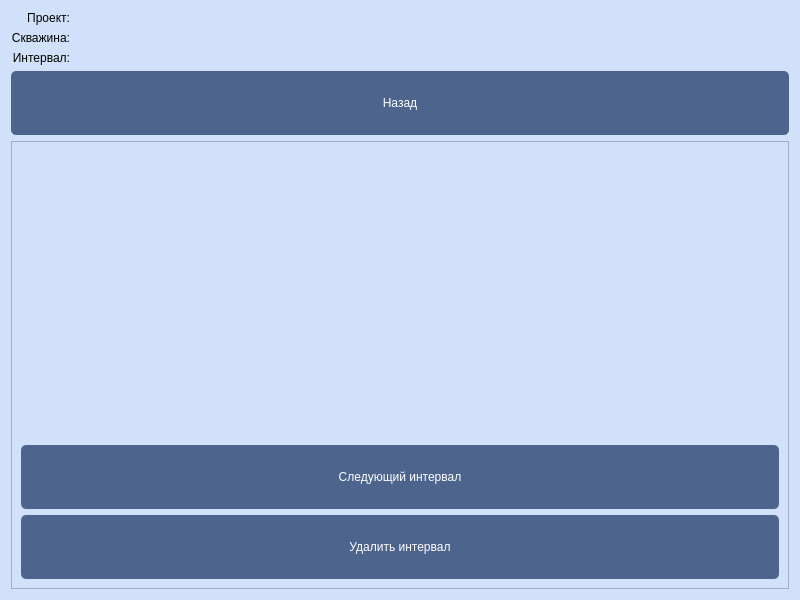
Above: resources/ui/IntervalForm.ui from StellarCampfire/GeoPhoto before the change. Below: the same form after it.
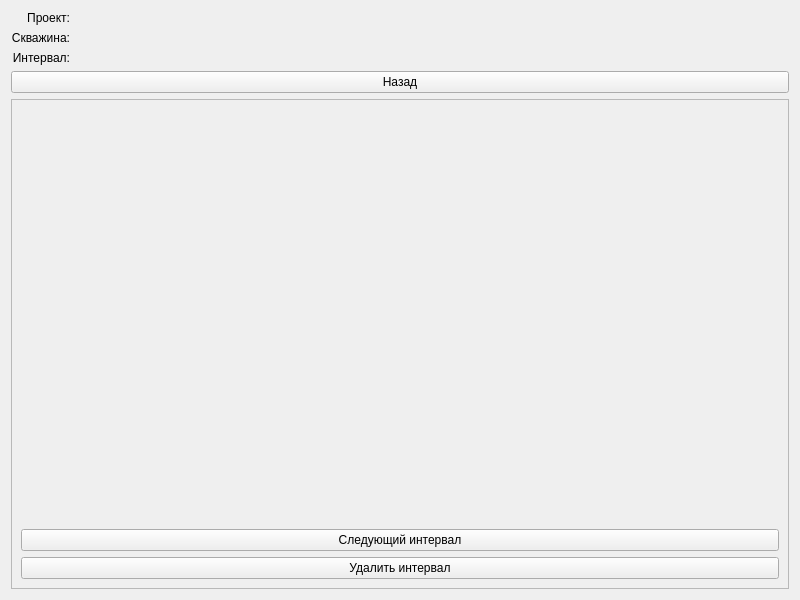
That is the form after the change.

The edit to the form file:
```diff
--- a/resources/ui/IntervalForm.ui
+++ b/resources/ui/IntervalForm.ui
@@ -14,33 +14,7 @@
    <string>Form</string>
   </property>
   <property name="styleSheet">
-   <string notr="true">QWidget {
-    background-color: rgb(208, 225, 249);
-}
-
-QPushButton {
-    background-color: rgb(77, 100, 141);
-
-    color: white;
-    border-radius: 5px;
-	padding: 25;
-	font: 57 18pt &quot;Sono Medium&quot;;
-}
-
-QPushButton:focus {
-    background-color: rgb(40, 54, 85);
-
-    color: white;
-    border-radius: 5px;
-	padding: 25;
-	font: 57 18pt &quot;Sono Medium&quot;;
-}
-
-QLabel {
-	font: 57 16pt &quot;Sono Medium&quot;;
-}
-
-</string>
+   <string notr="true"/>
   </property>
   <layout class="QVBoxLayout" name="verticalLayout_3">
    <item>
@@ -146,7 +120,7 @@
         <x>0</x>
         <y>0</y>
         <width>786</width>
-        <height>429</height>
+        <height>513</height>
        </rect>
       </property>
       <layout class="QVBoxLayout" name="verticalLayout_4">
```
